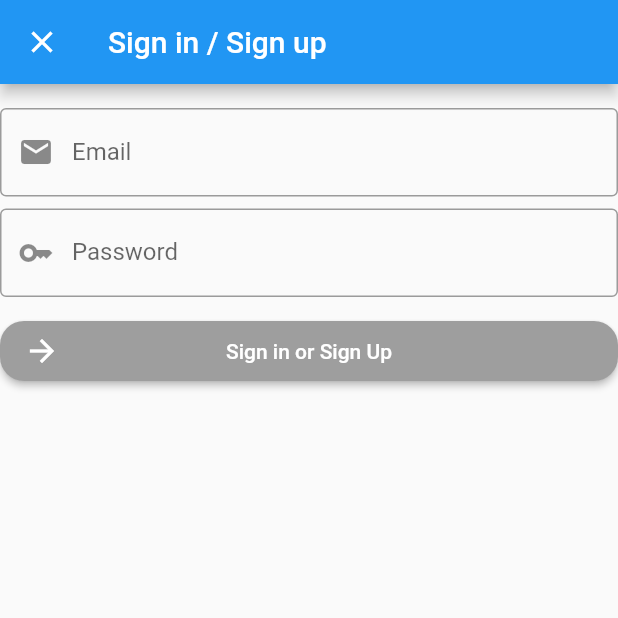
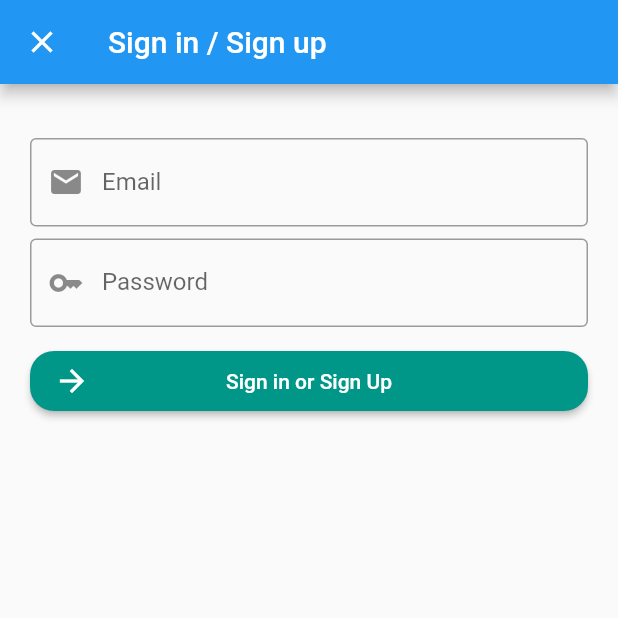
Before and after one commit to rifatyldz/f-88, a Flutter app: the screen it shows after launch, after a tap on "Sign in with e-mail and password", on a phone screen of 412 x 824 dp, the top half of it. Run offline on Flutter 3.47's test engine with Material 2 defaults, Android fonts, the phone set to English and light mode, and no system bars.

Commit message:
backgtound img added

```diff
--- a/daily_planner/lib/sign_in_page.dart
+++ b/daily_planner/lib/sign_in_page.dart
@@ -16,6 +16,13 @@ class SignInPage extends StatelessWidget {
       ),
       backgroundColor: Colors.blue.shade100,
       body: Container(
+        decoration: BoxDecoration(
+          image: DecorationImage(
+            image: AssetImage('images/background.jpg'),
+            fit: BoxFit.cover,
+          ),
+        ),
+
         padding: EdgeInsets.all(20.0),
         child: Column(
           mainAxisSize: MainAxisSize.max,
--- a/daily_planner/lib/sign_in_sign_up.dart
+++ b/daily_planner/lib/sign_in_sign_up.dart
@@ -16,8 +16,10 @@ class _emailGirisKayitState extends State<emailGirisKayit> {
         title: Text("Sign in / Sign up"),
       ),
       body: SingleChildScrollView(
+        padding: EdgeInsets.all(20),
         child: Form(
           child: Column(
+
             children: [
               SizedBox(height: 16),
 
@@ -42,7 +44,7 @@ class _emailGirisKayitState extends State<emailGirisKayit> {
               ),
               SizedBox(height:12),
 
-              LoginButton(buttonText:"Sign in or Sign Up", buttonIcon: Icon(Icons.arrow_forward), onPressed: (){},),
+              LoginButton(buttonText:"Sign in or Sign Up", buttonIcon: Icon(Icons.arrow_forward), onPressed: (){},buttonColor: Colors.teal,),
             ],
           ),
         ),
--- a/daily_planner/pubspec.yaml
+++ b/daily_planner/pubspec.yaml
@@ -65,6 +65,8 @@ flutter:
 
    -  images\facebook_logo.png
    -  images\google_logo.png
+
+   -  images\background.jpg
   #   - images/a_dot_ham.jpeg
 
   # An image asset can refer to one or more resolution-specific "variants", see
```
Also changed, not shown: daily_planner/images/background.jpg (added), 2 other files.
